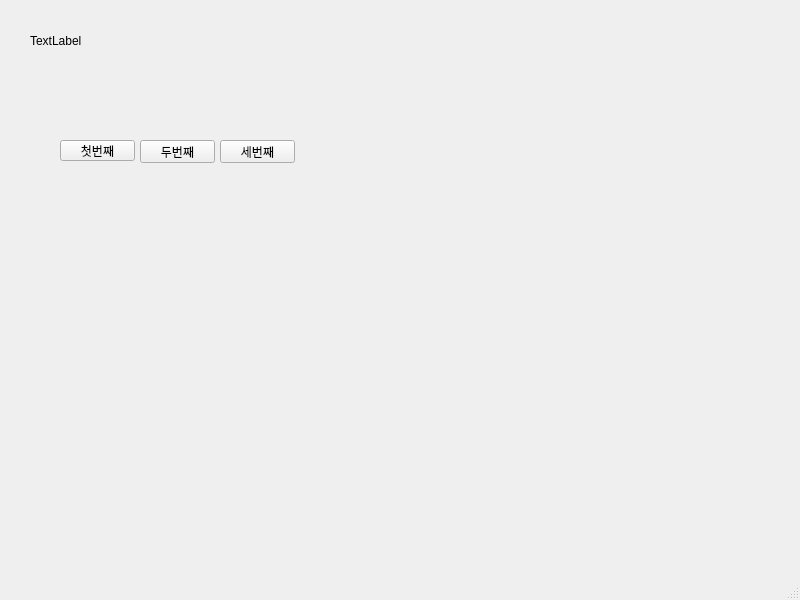
Qt form DemoForm2.ui (snyang83/python231023) before a commit.
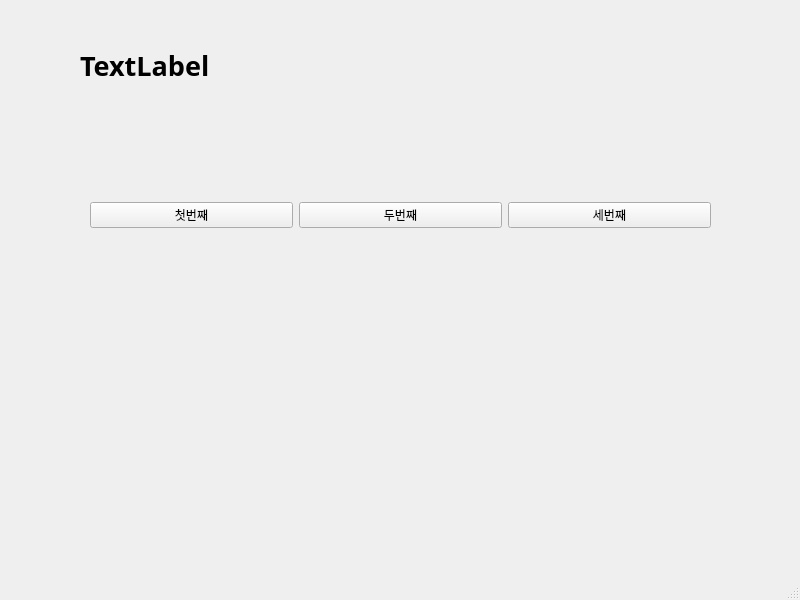
The same form after that commit.

What changed in the file:
```diff
--- a/DemoForm2.ui
+++ b/DemoForm2.ui
@@ -14,58 +14,60 @@
    <string>MainWindow</string>
   </property>
   <widget class="QWidget" name="centralwidget">
+   <widget class="QWidget" name="horizontalLayoutWidget">
+    <property name="geometry">
+     <rect>
+      <x>90</x>
+      <y>130</y>
+      <width>621</width>
+      <height>171</height>
+     </rect>
+    </property>
+    <layout class="QHBoxLayout" name="horizontalLayout">
+     <item>
+      <widget class="QPushButton" name="pushButton">
+       <property name="text">
+        <string>첫번째</string>
+       </property>
+      </widget>
+     </item>
+     <item>
+      <widget class="QPushButton" name="pushButton_2">
+       <property name="text">
+        <string>두번째</string>
+       </property>
+      </widget>
+     </item>
+     <item>
+      <widget class="QPushButton" name="pushButton_3">
+       <property name="text">
+        <string>세번째</string>
+       </property>
+      </widget>
+     </item>
+    </layout>
+   </widget>
    <widget class="QLabel" name="label">
     <property name="geometry">
      <rect>
-      <x>30</x>
-      <y>10</y>
-      <width>171</width>
-      <height>61</height>
+      <x>80</x>
+      <y>30</y>
+      <width>641</width>
+      <height>71</height>
      </rect>
     </property>
+    <property name="font">
+     <font>
+      <family>맑은 고딕</family>
+      <pointsize>20</pointsize>
+      <weight>75</weight>
+      <bold>true</bold>
+     </font>
+    </property>
     <property name="text">
      <string>TextLabel</string>
     </property>
    </widget>
-   <widget class="QPushButton" name="pushButton">
-    <property name="geometry">
-     <rect>
-      <x>60</x>
-      <y>140</y>
-      <width>75</width>
-      <height>21</height>
-     </rect>
-    </property>
-    <property name="text">
-     <string>첫번째</string>
-    </property>
-   </widget>
-   <widget class="QPushButton" name="pushButton_2">
-    <property name="geometry">
-     <rect>
-      <x>140</x>
-      <y>140</y>
-      <width>75</width>
-      <height>23</height>
-     </rect>
-    </property>
-    <property name="text">
-     <string>두번째</string>
-    </property>
-   </widget>
-   <widget class="QPushButton" name="pushButton_3">
-    <property name="geometry">
-     <rect>
-      <x>220</x>
-      <y>140</y>
-      <width>75</width>
-      <height>23</height>
-     </rect>
-    </property>
-    <property name="text">
-     <string>세번째</string>
-    </property>
-   </widget>
   </widget>
   <widget class="QMenuBar" name="menubar">
    <property name="geometry">
```
Left out of the diff: 52 changed lines with no effect on the pictures.
